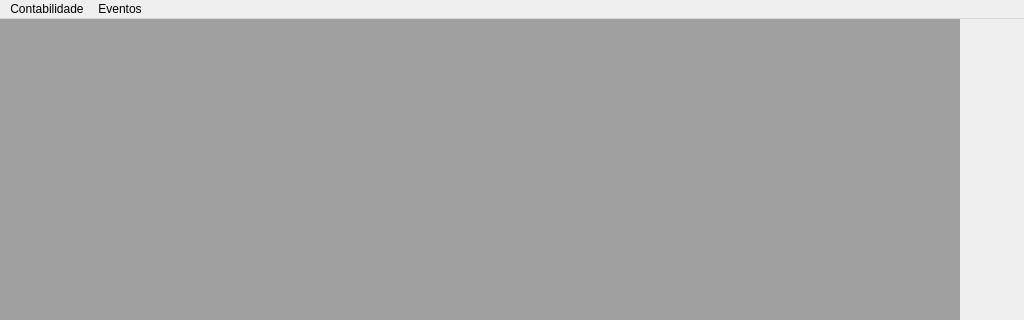
Qt form app/MainWindow.ui (CarlosMirdeSouza/DojoMoradaDoSol) before a commit; both pictures show x 0 to 1024 and y 0 to 320 of the 1024 by 720 pixel window.
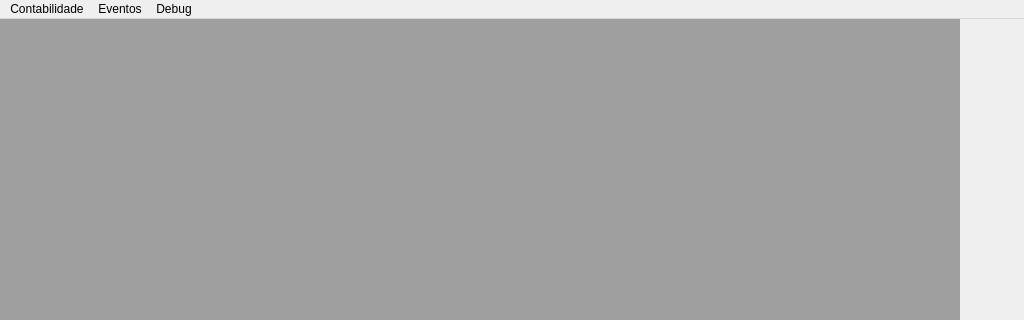
The same form after that commit.

Commit message:
Modifiquei os menus do menuBar
Agregando o menu Debug para facilitar o teste de algumas funcionalidades

Diff of the .ui file:
```diff
--- a/app/MainWindow.ui
+++ b/app/MainWindow.ui
@@ -40,7 +40,7 @@
      <x>0</x>
      <y>0</y>
      <width>1024</width>
-     <height>22</height>
+     <height>20</height>
     </rect>
    </property>
    <widget class="QMenu" name="menuContabilidade">
@@ -88,8 +88,21 @@
     <addaction name="menuEventos_2"/>
     <addaction name="actionParticipantes"/>
    </widget>
+   <widget class="QMenu" name="menuDebug">
+    <property name="title">
+     <string>Debug</string>
+    </property>
+    <widget class="QMenu" name="menuStyle">
+     <property name="title">
+      <string>Style</string>
+     </property>
+     <addaction name="actionReload"/>
+    </widget>
+    <addaction name="menuStyle"/>
+   </widget>
    <addaction name="menuContabilidade"/>
    <addaction name="menuEventos"/>
+   <addaction name="menuDebug"/>
   </widget>
   <widget class="QStatusBar" name="statusbar"/>
   <action name="actionDoa_es">
```
Left out of the diff: 5 changed lines with no effect on the pictures.
